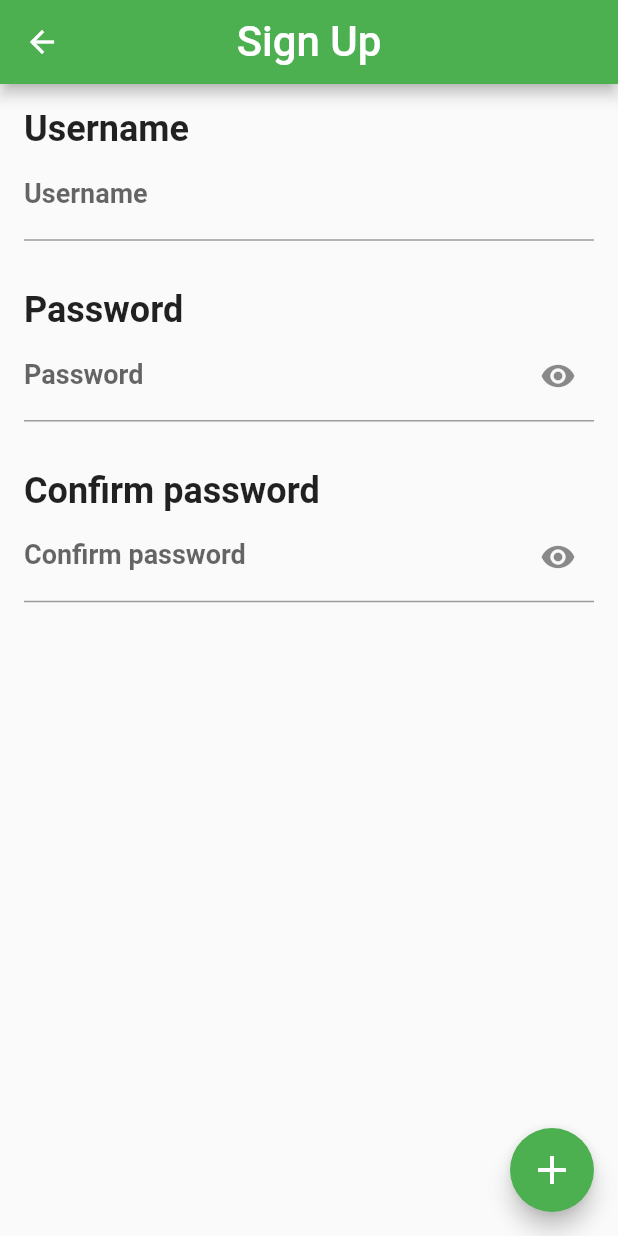
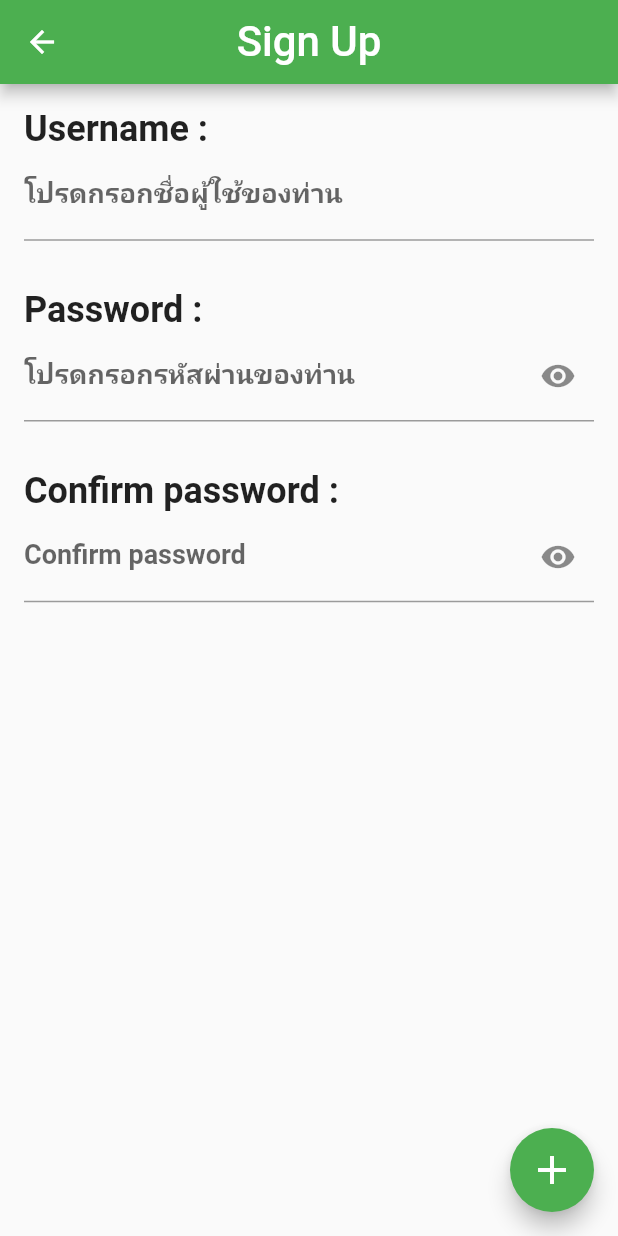
Before and after one commit to khachenchai/smart-control, a Flutter app: the SignUpPage screen opened directly, on a phone screen of 412 x 824 dp. Run offline on Flutter 3.47's test engine with Material 2 defaults, Android fonts, the phone set to English and light mode, and no system bars; our stand-ins replace google_fonts, percent_indicator; Roboto replaces fonts that are missing (Kanit).

Commit message:
Edit : signin,up

```diff
--- a/lib/view/sign_in.dart
+++ b/lib/view/sign_in.dart
@@ -24,13 +24,13 @@ class _SignInPageState extends State<SignInPage> {
           child: ListView(
             padding: const EdgeInsets.all(16),
             children: [
-              const Text("Username", style: TextStyle(
+              const Text("Username/ชื่อผู้ใช้ :", style: TextStyle(
                 fontSize: 24,
                 fontWeight: FontWeight.bold
               )),
               TextFormField(
                 decoration: const InputDecoration(
-                  labelText: "Username",
+                  labelText: "โปรดกรอกชื่อผู้ใช้ของท่าน",
                   labelStyle: TextStyle(
                     fontSize: 18,
                     fontWeight: FontWeight.bold
@@ -42,13 +42,13 @@ class _SignInPageState extends State<SignInPage> {
               const SizedBox(
                 height: 32,
               ),
-              const Text("Password", style: TextStyle(
+              const Text("Password/รหัสผ่าน :", style: TextStyle(
                 fontSize: 24,
                 fontWeight: FontWeight.bold
               )),
               TextFormField(
                 decoration: const InputDecoration(
-                  labelText: "Password",
+                  labelText: "โปรดกรอกรหัสผ่านของท่าน",
                   labelStyle: TextStyle(
                     fontSize: 18,
                     fontWeight: FontWeight.bold
--- a/lib/view/sign_up.dart
+++ b/lib/view/sign_up.dart
@@ -27,13 +27,13 @@ class _SignUpPageState extends State<SignUpPage> {
           child: ListView(
             padding: const EdgeInsets.all(16),
             children: [
-              const Text("Username", style: TextStyle(
+              const Text("Username :", style: TextStyle(
                 fontSize: 24,
                 fontWeight: FontWeight.bold
               )),
               TextFormField(
                 decoration: const InputDecoration(
-                  labelText: "Username",
+                  labelText: "โปรดกรอกชื่อผู้ใช้ของท่าน",
                   labelStyle: TextStyle(
                     fontSize: 18,
                     fontWeight: FontWeight.bold
@@ -45,7 +45,7 @@ class _SignUpPageState extends State<SignUpPage> {
               const SizedBox(
                 height: 32,
               ),
-              const Text("Password", style: TextStyle(
+              const Text("Password :", style: TextStyle(
                 fontSize: 24,
                 fontWeight: FontWeight.bold
               )),
@@ -60,7 +60,7 @@ class _SignUpPageState extends State<SignUpPage> {
                     },
                     icon: pwStatus ? const Icon(Icons.remove_red_eye) : const Icon(Icons.remove_red_eye_outlined)
                   ),
-                  labelText: "Password",
+                  labelText: "โปรดกรอกรหัสผ่านของท่าน",
                   labelStyle: const TextStyle(
                     fontSize: 18,
                     fontWeight: FontWeight.bold
@@ -70,7 +70,7 @@ class _SignUpPageState extends State<SignUpPage> {
               const SizedBox(
                 height: 32,
               ),
-              const Text("Confirm password", style: TextStyle(
+              const Text("Confirm password :", style: TextStyle(
                 fontSize: 24,
                 fontWeight: FontWeight.bold
               )),
```
